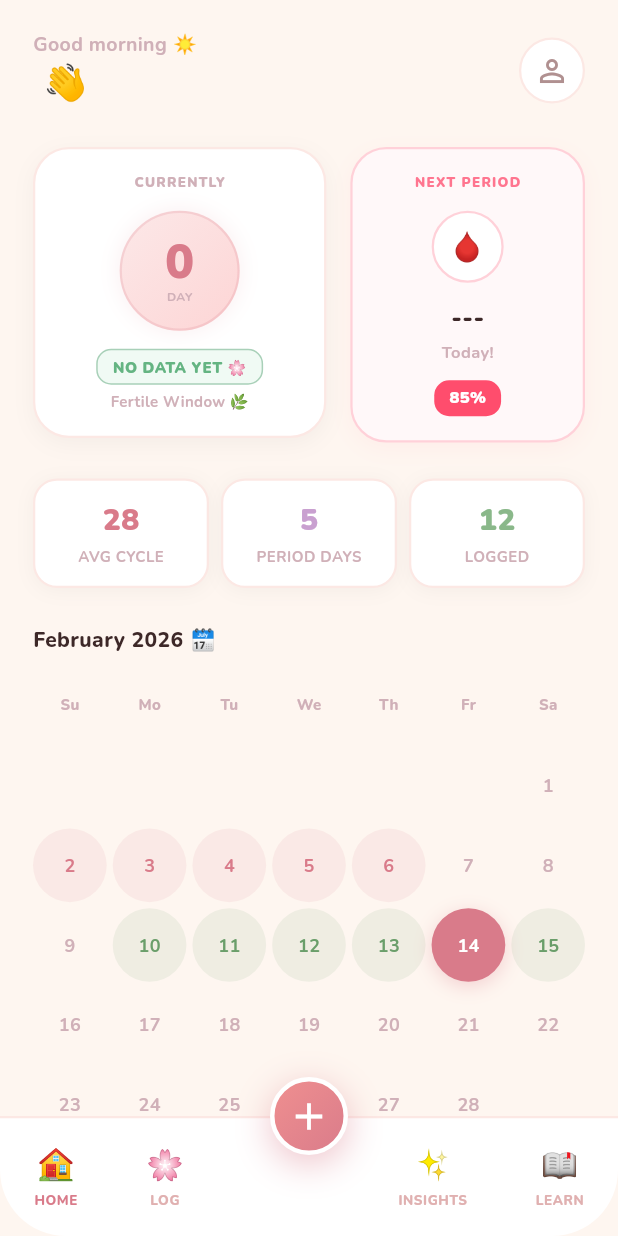
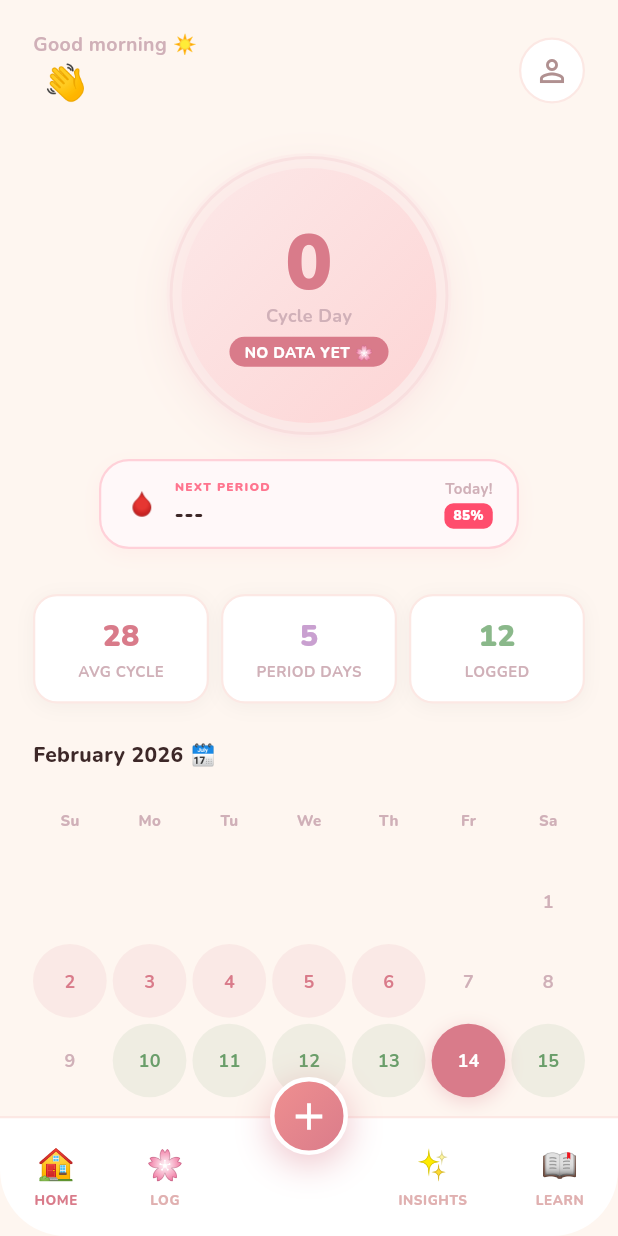
Before and after one commit to its-me-gayan/MeTrustual, a Flutter app: the HomeScreen screen opened by its route, on a phone screen of 412 x 824 dp. Run offline on Flutter 3.47's test engine with Material 3 defaults, Android fonts, the phone set to English and light mode, and no system bars; our stand-ins replace cloud_firestore, easy_localization, firebase_auth, firebase_core, firebase_storage, flutter_riverpod and 3 more; accounts and stored records are empty.

Commit message:
UI: Center CycleCircle and place compact NextPeriodCard directly below it

```diff
--- a/lib/features/home/screens/home_screen.dart
+++ b/lib/features/home/screens/home_screen.dart
@@ -65,23 +65,22 @@ class HomeScreen extends ConsumerWidget {
                   ),
                 ],
               ),
-              const SizedBox(height: 24),
-              // Side-by-side layout for Cycle and Next Period
-              Row(
-                crossAxisAlignment: CrossAxisAlignment.start,
-                children: [
-                  Expanded(
-                    flex: 5,
-                    child: _buildCycleDisplay(homeData),
-                  ),
-                  const SizedBox(width: 16),
-                  const Expanded(
-                    flex: 4,
-                    child: NextPeriodCard(),
-                  ),
-                ],
+              const SizedBox(height: 30),
+              // Centered main cycle display
+              Center(
+                child: Column(
+                  children: [
+                    _buildCycleDisplay(homeData),
+                    const SizedBox(height: 16),
+                    // Next Period box directly below Cycle
+                    const SizedBox(
+                      width: 280, // Constrained width for a smaller box
+                      child: NextPeriodCard(),
+                    ),
+                  ],
+                ),
               ),
-              const SizedBox(height: 24),
+              const SizedBox(height: 30),
               _buildStatsRow(homeData),
               const SizedBox(height: 24),
               const MiniCalendar(),
--- a/lib/features/home/widgets/cycle_circle.dart
+++ b/lib/features/home/widgets/cycle_circle.dart
@@ -5,101 +5,88 @@ class CycleCircle extends StatelessWidget {
   final int day;
   final String phase;
 
-  const CycleCircle({super.key, required this.day, required this.phase});
+  const CycleCircle({
+    super.key,
+    required this.day,
+    required this.phase,
+  });
 
   @override
   Widget build(BuildContext context) {
-    return Container(
-      padding: const EdgeInsets.symmetric(vertical: 16, horizontal: 12),
-      decoration: BoxDecoration(
-        color: Colors.white,
-        borderRadius: BorderRadius.circular(24),
-        border: Border.all(color: AppColors.border, width: 1.5),
-        boxShadow: [
-          BoxShadow(
-            color: Colors.black.withOpacity(0.04),
-            offset: const Offset(0, 4),
-            blurRadius: 12,
-          ),
-        ],
-      ),
-      child: Column(
-        mainAxisSize: MainAxisSize.min,
+    return Center(
+      child: Stack(
+        alignment: Alignment.center,
         children: [
-          const Text(
-            'CURRENTLY',
-            style: TextStyle(
-              fontSize: 9,
-              fontWeight: FontWeight.w900,
-              color: AppColors.textMuted,
-              letterSpacing: 0.8,
+          // Outer dashed ring
+          Container(
+            width: 186,
+            height: 186,
+            decoration: BoxDecoration(
+              shape: BoxShape.circle,
+              border: Border.all(
+                color: AppColors.primaryRose.withOpacity(0.2),
+                width: 2,
+                style: BorderStyle.solid,
+              ),
             ),
           ),
-          const SizedBox(height: 12),
+          // Main Circle
           Container(
-            width: 80,
-            height: 80,
+            width: 170,
+            height: 170,
             decoration: BoxDecoration(
               shape: BoxShape.circle,
               gradient: AppColors.cycleCircleGradient,
-              border: Border.all(color: AppColors.primaryRose.withOpacity(0.2), width: 1.5),
               boxShadow: [
                 BoxShadow(
-                  color: AppColors.primaryRose.withOpacity(0.1),
-                  blurRadius: 10,
-                  spreadRadius: 2,
+                  color: AppColors.primaryRose.withOpacity(0.2),
+                  offset: const Offset(0, 8),
+                  blurRadius: 30,
+                ),
+                BoxShadow(
+                  color: const Color(0xFFFCE8E8).withOpacity(0.5),
+                  spreadRadius: 10,
                 ),
               ],
             ),
-            alignment: Alignment.center,
             child: Column(
               mainAxisAlignment: MainAxisAlignment.center,
               children: [
                 Text(
                   '$day',
                   style: const TextStyle(
-                    fontSize: 32,
+                    fontSize: 52,
                     fontWeight: FontWeight.w900,
                     color: AppColors.primaryRose,
-                    height: 1.1,
+                    height: 1,
                   ),
                 ),
                 const Text(
-                  'DAY',
+                  'Cycle Day',
                   style: TextStyle(
-                    fontSize: 8,
-                    fontWeight: FontWeight.bold,
+                    fontSize: 12,
+                    fontWeight: FontWeight.w700,
                     color: AppColors.textMuted,
                   ),
                 ),
+                const SizedBox(height: 6),
+                Container(
+                  padding:
+                      const EdgeInsets.symmetric(horizontal: 10, vertical: 3),
+                  decoration: BoxDecoration(
+                    color: AppColors.primaryRose,
+                    borderRadius: BorderRadius.circular(20),
+                  ),
+                  child: Text(
+                    phase.toUpperCase(),
+                    style: const TextStyle(
+                      fontSize: 10,
+                      fontWeight: FontWeight.w800,
+                      color: Colors.white,
+                    ),
+                  ),
+                ),
               ],
-            ),
-          ),
-          const SizedBox(height: 12),
-          Container(
-            padding: const EdgeInsets.symmetric(horizontal: 10, vertical: 4),
-            decoration: BoxDecoration(
-              color: const Color(0xFFF0FAF4),
-              borderRadius: BorderRadius.circular(10),
-              border: Border.all(color: const Color(0xFFA8D0B8)),
-            ),
-            child: Text(
-              phase.toUpperCase(),
-              style: const TextStyle(
-                fontSize: 10,
-                fontWeight: FontWeight.w900,
-                color: Color(0xFF64B482),
-                letterSpacing: 0.4,
-              ),
-            ),
-          ),
-          const SizedBox(height: 4),
-          const Text(
-            'Fertile Window 🌿',
-            style: TextStyle(
-              fontSize: 10,
-              fontWeight: FontWeight.w700,
-              color: AppColors.textMuted,
             ),
           ),
         ],
--- a/lib/features/home/widgets/next_period_card.dart
+++ b/lib/features/home/widgets/next_period_card.dart
@@ -26,72 +26,72 @@ class NextPeriodCard extends ConsumerWidget {
         : 0;
 
     return Container(
-      padding: const EdgeInsets.all(16),
+      padding: const EdgeInsets.symmetric(horizontal: 16, vertical: 12),
       decoration: BoxDecoration(
         color: const Color(0xFFFFF8F9),
-        borderRadius: BorderRadius.circular(24),
+        borderRadius: BorderRadius.circular(20),
         border: Border.all(color: const Color(0xFFFFD1D9), width: 1.5),
         boxShadow: [
           BoxShadow(
             color: const Color(0xFFFF4D6D).withOpacity(0.05),
             offset: const Offset(0, 4),
-            blurRadius: 12,
+            blurRadius: 10,
           ),
         ],
       ),
-      child: Column(
+      child: Row(
         mainAxisSize: MainAxisSize.min,
+        children: [
+          const Text('🩸', style: TextStyle(fontSize: 18)),
+          const SizedBox(width: 10),
+          Column(
+            mainAxisSize: MainAxisSize.min,
+            crossAxisAlignment: CrossAxisAlignment.start,
             children: [
               const Text(
                 'NEXT PERIOD',
                 style: TextStyle(
-              fontSize: 9,
+                  fontSize: 8,
                   fontWeight: FontWeight.w900,
                   color: Color(0xFFFF758F),
                   letterSpacing: 0.8,
                 ),
               ),
-          const SizedBox(height: 12),
-          Container(
-            width: 48,
-            height: 48,
-            decoration: BoxDecoration(
-              color: Colors.white,
-              shape: BoxShape.circle,
-              border: Border.all(color: const Color(0xFFFFD1D9), width: 1.5),
-            ),
-            alignment: Alignment.center,
-            child: const Text('🩸', style: TextStyle(fontSize: 22)),
-          ),
-          const SizedBox(height: 12),
+              const SizedBox(height: 2),
               Text(
                 nextDate,
                 style: const TextStyle(
-              fontSize: 16,
+                  fontSize: 14,
                   fontWeight: FontWeight.w900,
                   color: AppColors.textDark,
                 ),
               ),
-          const SizedBox(height: 4),
+            ],
+          ),
+          const Spacer(),
+          Column(
+            mainAxisSize: MainAxisSize.min,
+            crossAxisAlignment: CrossAxisAlignment.end,
+            children: [
               Text(
                 daysUntil > 0 ? 'In $daysUntil days' : 'Today!',
                 style: const TextStyle(
-              fontSize: 11,
+                  fontSize: 10,
                   fontWeight: FontWeight.w700,
                   color: AppColors.textMuted,
                 ),
               ),
-          const SizedBox(height: 10),
+              const SizedBox(height: 2),
               Container(
-            padding: const EdgeInsets.symmetric(horizontal: 10, vertical: 4),
+                padding: const EdgeInsets.symmetric(horizontal: 6, vertical: 2),
                 decoration: BoxDecoration(
                   color: const Color(0xFFFF4D6D),
-              borderRadius: BorderRadius.circular(10),
+                  borderRadius: BorderRadius.circular(6),
                 ),
                 child: const Text(
                   '85%',
                   style: TextStyle(
-                fontSize: 11,
+                    fontSize: 9,
                     fontWeight: FontWeight.w900,
                     color: Colors.white,
                   ),
@@ -99,6 +99,8 @@ class NextPeriodCard extends ConsumerWidget {
               ),
             ],
           ),
+        ],
+      ),
     );
   }
 }
```
Lines whose indentation alone changed are shown as unchanged.
